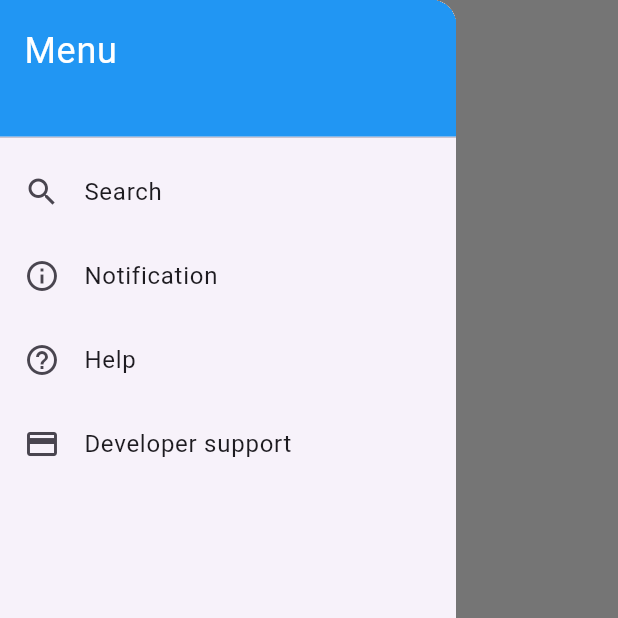
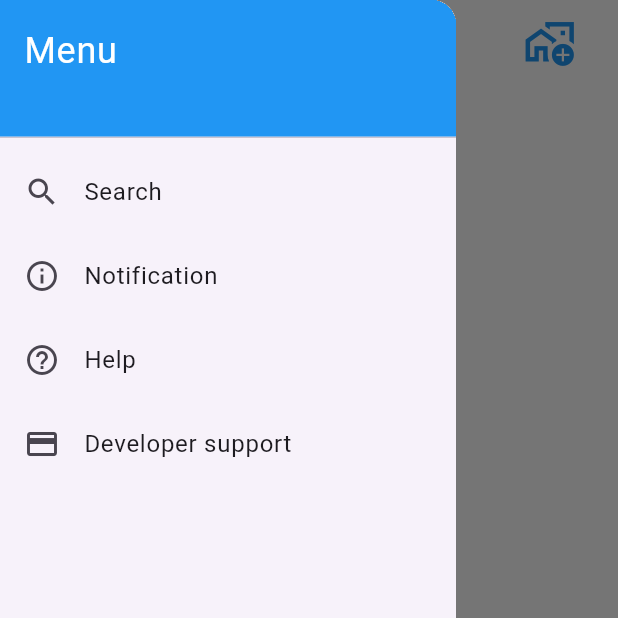
Before and after one commit to jhh78/bw_company, a Flutter app: the SearchScreen screen opened directly, with the side drawer open, on a phone screen of 412 x 824 dp, the top half of it. Run offline on Flutter 3.47's test engine with Material 3 defaults, Android fonts, the phone set to English and light mode, and no system bars; our stand-ins replace device_info_plus, flutter_dotenv, flutter_html, flutter_rating_bar, flutter_svg, flutter_typeahead and 9 more; accounts and stored records are empty; network calls fail.

Commit message:
회사검색 보강

```diff
--- a/lib/main.dart
+++ b/lib/main.dart
@@ -12,7 +12,9 @@ import 'package:google_mobile_ads/google_mobile_ads.dart';
 import 'package:path_provider/path_provider.dart';
 import 'package:upgrader/upgrader.dart';
 
-// TODO ::: 회사 검색시 회사명 + 태그 검색
+// TODO ::: 회사정보 등록로직 변경
+// TODO ::: 애플 결제 연동
+// TODO ::: 광고가 한템포 느려지는 문제 해결
 
 // TODO ::: 디자인 약간 손봐야됨
 // TODO ::: 번역검증
--- a/lib/screens/search.dart
+++ b/lib/screens/search.dart
@@ -40,7 +40,7 @@ class SearchScreenState extends State<SearchScreen> with SingleTickerProviderSta
     return Column(
       children: <Widget>[
         SearchInputForm(),
-        ListContents(),
+        const ListContents(),
         Obx(
           () => BottomLoading(
             check: _searchScreenProvider.isAppendItemLoading.value,
@@ -71,34 +71,7 @@ class SearchScreenState extends State<SearchScreen> with SingleTickerProviderSta
     );
   }
 
-  @override
-  Widget build(BuildContext context) {
-    return PopScope(
-      canPop: false,
-      child: Scaffold(
-        appBar: AppBar(
-          backgroundColor: Colors.white,
-          title: Text("searchListTitle".tr),
-          centerTitle: true,
-          actions: [
-            Obx(() => renderCompanyAddButton()),
-          ],
-        ),
-        drawer: const SideMenu(),
-        body: Container(
-          padding: const EdgeInsets.all(20),
-          color: Colors.white,
-          child: renderSearchScreen(),
-        ),
-      ),
-    );
-  }
-
   Widget renderCompanyAddButton() {
-    if (!_searchScreenProvider.isDisplayCompanyAddButton.value) {
-      return const SizedBox.shrink();
-    }
-
     return Padding(
       padding: const EdgeInsets.only(right: 20),
       child: IconButton(
@@ -111,4 +84,27 @@ class SearchScreenState extends State<SearchScreen> with SingleTickerProviderSta
       ),
     );
   }
+
+  @override
+  Widget build(BuildContext context) {
+    return PopScope(
+      canPop: false,
+      child: Scaffold(
+        appBar: AppBar(
+          backgroundColor: Colors.white,
+          title: Text("searchListTitle".tr),
+          centerTitle: true,
+          actions: [
+            renderCompanyAddButton(),
+          ],
+        ),
+        drawer: const SideMenu(),
+        body: Container(
+          padding: const EdgeInsets.all(20),
+          color: Colors.white,
+          child: renderSearchScreen(),
+        ),
+      ),
+    );
+  }
 }
```
Also changed, not shown: lib/providers/search_screen.dart (+10 -3 lines), lib/widgets/search/list_contents.dart (+23 -6 lines), lib/widgets/search/search_input_form.dart (+34 -8 lines).
